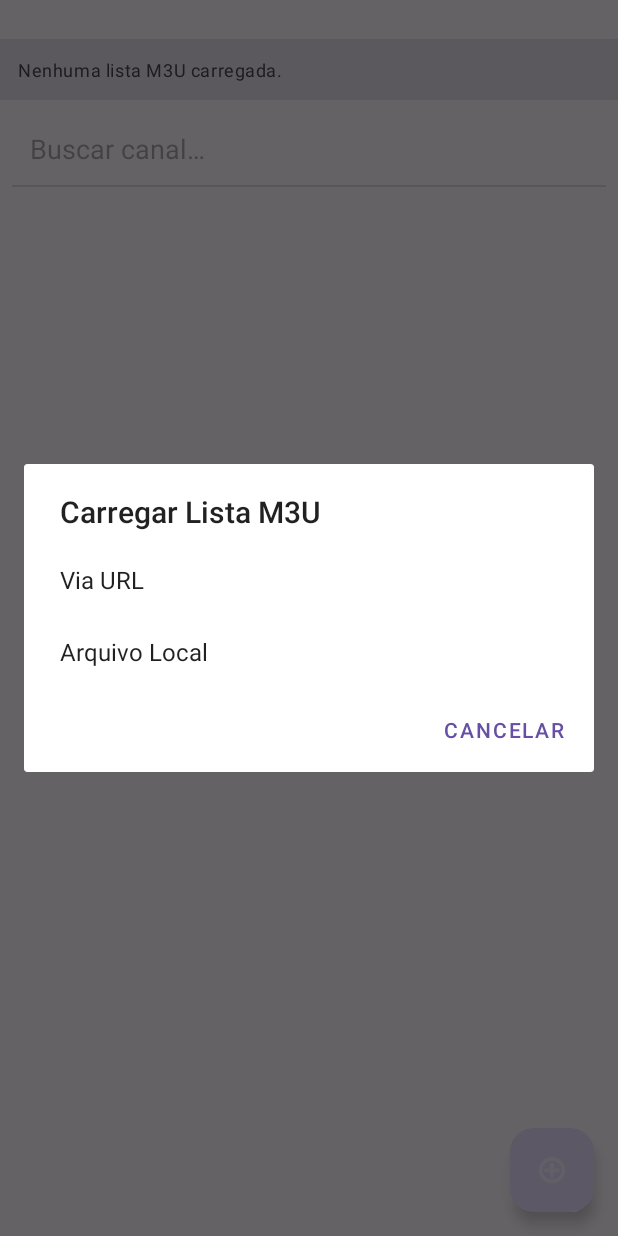
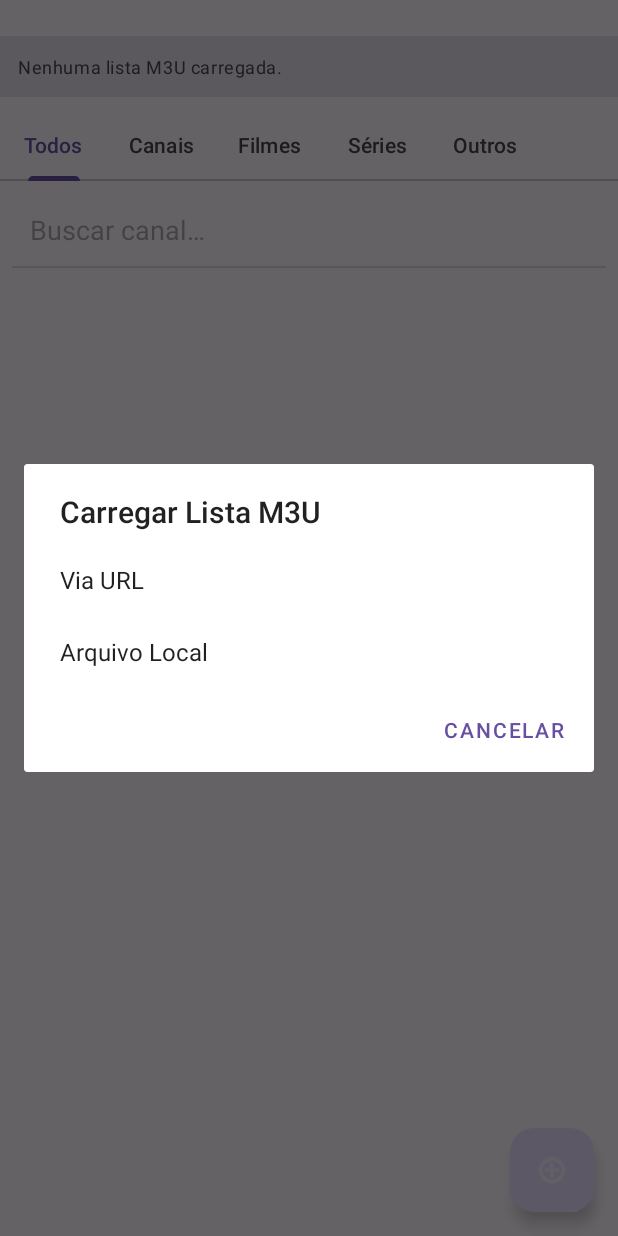
Before and after one commit to admjorgeluiz/TVPlayer, an Android app: the screen it shows after launch (MainActivity), after a tap on "Carregar nova lista M3U", on a phone screen of 412 x 824 dp. Run offline under Robolectric (Android 15) with nearby library versions, the phone set to English and light mode, and no system bars; our stand-ins replace AdMob; pictures from the network do not load.

Commit message:
Atualizações e melhoria Main

```diff
--- a/app/src/main/java/com/jorgenascimento/tvplayer/ui/main/MainActivity.kt
+++ b/app/src/main/java/com/jorgenascimento/tvplayer/ui/main/MainActivity.kt
@@ -14,6 +14,7 @@ import androidx.appcompat.app.AppCompatActivity
 import androidx.core.widget.addTextChangedListener
 import androidx.lifecycle.lifecycleScope
 import androidx.recyclerview.widget.LinearLayoutManager
+import com.google.android.material.tabs.TabLayout
 import com.jorgenascimento.tvplayer.R
 import com.jorgenascimento.tvplayer.data.model.M3UItem
 import com.jorgenascimento.tvplayer.data.parser.M3UParser
@@ -31,12 +32,37 @@ import java.net.HttpURLConnection
 import java.net.SocketTimeoutException
 import java.net.URL
 
+// Definições de Categoria (podem ficar fora da classe se preferir)
+enum class ChannelCategory {
+    ALL, CHANNELS, MOVIES, SERIES, OTHERS
+}
+
+fun getChannelCategoryFromString(groupTitle: String?): ChannelCategory {
+    val titleLower = groupTitle?.trim()?.lowercase() ?: return ChannelCategory.OTHERS
+    // Prioridade para termos mais específicos para evitar classificações erradas
+    if (titleLower.startsWith("séries") || titleLower.startsWith("series") || titleLower.startsWith("tv shows")) {
+        return ChannelCategory.SERIES
+    }
+    if (titleLower.startsWith("filmes") || titleLower.startsWith("movies") || titleLower.startsWith("films")) {
+        return ChannelCategory.MOVIES
+    }
+    if (titleLower.startsWith("canais") || titleLower.startsWith("channels") ||
+        titleLower.startsWith("tv") || titleLower.startsWith("live") || titleLower.startsWith("ao vivo")) {
+        return ChannelCategory.CHANNELS
+    }
+    // Adicione mais palavras-chave ou lógicas se necessário
+    return ChannelCategory.OTHERS
+}
+
+
 class MainActivity : AppCompatActivity() {
 
     private lateinit var binding: ActivityMainBinding
     private lateinit var channelAdapter: ChannelAdapter
 
     private var fullChannelList: List<M3UItem> = emptyList()
+    private var listFilteredByCategory: List<M3UItem> = emptyList()
+    private var currentSelectedCategory: ChannelCategory = ChannelCategory.ALL
 
     companion object {
         private const val PREFS_NAME = "tvplayer_prefs"
@@ -50,10 +76,7 @@ class MainActivity : AppCompatActivity() {
     private val filePickerLauncher = registerForActivityResult(ActivityResultContracts.GetContent()) { uri: Uri? ->
         uri?.let { selectedUri ->
             try {
-                contentResolver.takePersistableUriPermission(
-                    selectedUri,
-                    Intent.FLAG_GRANT_READ_URI_PERMISSION
-                )
+                contentResolver.takePersistableUriPermission(selectedUri, Intent.FLAG_GRANT_READ_URI_PERMISSION)
             } catch (e: SecurityException) {
                 Log.w(TAG, "Falha ao persistir permissão para URI: $selectedUri", e)
             }
@@ -71,6 +94,7 @@ class MainActivity : AppCompatActivity() {
         binding.adViewMain.loadAd(AdRequest.Builder().build())
 
         setupRecyclerView()
+        setupTabLayout()
         setupSearch()
         setupFab()
 
@@ -87,38 +111,69 @@ class MainActivity : AppCompatActivity() {
         binding.recyclerViewChannels.apply {
             layoutManager = LinearLayoutManager(this@MainActivity)
             adapter = channelAdapter
-            itemAnimator = null
+            itemAnimator = null // Mantido para melhor performance com grandes listas/filtros
         }
+    }
+
+    private fun setupTabLayout() {
+        binding.tabLayoutCategories.addTab(binding.tabLayoutCategories.newTab().setText(getString(R.string.category_all)).setTag(ChannelCategory.ALL))
+        binding.tabLayoutCategories.addTab(binding.tabLayoutCategories.newTab().setText(getString(R.string.category_channels)).setTag(ChannelCategory.CHANNELS))
+        binding.tabLayoutCategories.addTab(binding.tabLayoutCategories.newTab().setText(getString(R.string.category_movies)).setTag(ChannelCategory.MOVIES))
+        binding.tabLayoutCategories.addTab(binding.tabLayoutCategories.newTab().setText(getString(R.string.category_series)).setTag(ChannelCategory.SERIES))
+        binding.tabLayoutCategories.addTab(binding.tabLayoutCategories.newTab().setText(getString(R.string.category_others)).setTag(ChannelCategory.OTHERS))
+
+        binding.tabLayoutCategories.addOnTabSelectedListener(object : TabLayout.OnTabSelectedListener {
+            override fun onTabSelected(tab: TabLayout.Tab?) {
+                currentSelectedCategory = tab?.tag as? ChannelCategory ?: ChannelCategory.ALL
+                Log.d(TAG, "Categoria selecionada: $currentSelectedCategory")
+                updateChannelListForCategory()
+            }
+            override fun onTabUnselected(tab: TabLayout.Tab?) {}
+            override fun onTabReselected(tab: TabLayout.Tab?) {
+                if (tab?.tag == currentSelectedCategory) {
+                    updateChannelListForCategory()
+                }
+            }
+        })
+    }
+
+    private fun updateChannelListForCategory() {
+        // Log.d(TAG, "Atualizando lista para categoria: $currentSelectedCategory. Total de canais na lista completa: ${fullChannelList.size}")
+        listFilteredByCategory = if (currentSelectedCategory == ChannelCategory.ALL) {
+            fullChannelList
+        } else {
+            fullChannelList.filter { getChannelCategoryFromString(it.groupTitle) == currentSelectedCategory }
+        }
+        // Log.d(TAG, "Número de itens após filtro de categoria: ${listFilteredByCategory.size}")
+        applyTextSearchFilter()
     }
 
     private fun setupSearch() {
         binding.edtSearch.addTextChangedListener { editable ->
-            val query = editable?.toString()?.trim()?.lowercase() ?: ""
-            // Log.d(TAG, "--- INÍCIO DA BUSCA ---")
-            // Log.d(TAG, "Query de busca digitada: '$query'")
-            // Log.d(TAG, "ListAdapter currentList size ANTES de submit: ${channelAdapter.currentList.size}")
+            applyTextSearchFilter()
+        }
+    }
 
-            if (query.isEmpty()) {
-                channelAdapter.submitList(fullChannelList)
-            } else {
-                val filteredList = fullChannelList.filter { item ->
-                    val itemNameLower = item.name.lowercase()
-                    val groupTitleLower = item.groupTitle?.lowercase()
-                    val nameMatches = itemNameLower.contains(query)
-                    val groupMatches = groupTitleLower?.contains(query) == true
-                    nameMatches || groupMatches
-                }
-                channelAdapter.submitList(null) // Força limpeza
-                channelAdapter.submitList(filteredList) // Submete a nova lista filtrada
+    private fun applyTextSearchFilter() {
+        val query = binding.edtSearch.text.toString().trim().lowercase()
+        // Log.d(TAG, "Aplicando filtro de texto: '$query' na lista de categoria de tamanho ${listFilteredByCategory.size}")
+
+        val listToSubmit: List<M3UItem> = if (query.isEmpty()) {
+            listFilteredByCategory
+        } else {
+            listFilteredByCategory.filter { item ->
+                item.name.lowercase().contains(query)
             }
+        }
 
-            binding.recyclerViewChannels.post {
-                // Log.d(TAG, "ListAdapter currentList size (dentro do post): ${channelAdapter.currentList.size}")
-                if (channelAdapter.currentList.isNotEmpty()) {
-                    binding.recyclerViewChannels.scrollToPosition(0)
-                }
+        // Log.d(TAG, "Submetendo ${listToSubmit.size} itens ao adapter.")
+        channelAdapter.submitList(null)
+        channelAdapter.submitList(ArrayList(listToSubmit)) // Envia uma nova cópia da lista
+
+        if (listToSubmit.isNotEmpty()) {
+            binding.recyclerViewChannels.post { // Garante que o scroll aconteça após a UI ser atualizada
+                binding.recyclerViewChannels.scrollToPosition(0)
             }
-            // Log.d(TAG, "--- FIM DA BUSCA ---")
         }
     }
 
@@ -136,8 +191,9 @@ class MainActivity : AppCompatActivity() {
             loadM3UFromSource(savedUrl, savedName)
         } else {
             binding.tvCurrentListInfo.text = getString(R.string.nenhuma_lista_selecionada)
-            channelAdapter.submitList(emptyList())
-            fullChannelList = emptyList()
+            // Garante que a lista (vazia) seja processada pelas categorias ao iniciar
+            fullChannelList = emptyList() // Garante que fullChannelList esteja vazia
+            updateChannelListForCategory()
         }
     }
 
@@ -181,24 +237,23 @@ class MainActivity : AppCompatActivity() {
 
     private fun loadM3UFromSource(sourceUrlOrUri: String, listName: String) {
         binding.progressBarLoading.visibility = View.VISIBLE
-        channelAdapter.submitList(null) // Limpa a lista atual enquanto carrega uma nova
-        fullChannelList = emptyList()   // Limpa a lista de referência também
+        channelAdapter.submitList(null)
+        fullChannelList = emptyList()
 
         lifecycleScope.launch {
             try {
-                // SR_CORRECTION: Fazer o parse diretamente do stream sem ler para uma String gigante
                 val parsedList: List<M3UItem> = withContext(Dispatchers.IO) {
                     openStreamReader(sourceUrlOrUri).use { reader ->
-                        M3UParser.parseStream(reader) // Parse direto do BufferedReader
+                        M3UParser.parseStream(reader)
                     }
                 }
-                // SR_CORRECTION: Chamar uma função para processar a lista de M3UItems parseada
-                processParsedM3UList(parsedList, listName, sourceUrlOrUri)
-                saveListConfig(listName, sourceUrlOrUri)
-
+                withContext(Dispatchers.Main) { // Garante que as atualizações de UI ocorram na thread principal
+                    processParsedM3UList(parsedList, listName, sourceUrlOrUri)
+                    saveListConfig(listName, sourceUrlOrUri)
+                }
             } catch (e: SocketTimeoutException) {
                 Log.e(TAG, "Timeout ao carregar M3U de: $sourceUrlOrUri", e)
-                withContext(Dispatchers.Main) { // Garante que a UI é atualizada na thread principal
+                withContext(Dispatchers.Main) {
                     Toast.makeText(this@MainActivity, getString(R.string.toast_timeout_baixar_lista), Toast.LENGTH_LONG).show()
                     handleLoadError()
                 }
@@ -208,7 +263,7 @@ class MainActivity : AppCompatActivity() {
                     Toast.makeText(this@MainActivity, getString(R.string.toast_erro_generico_carregar_lista), Toast.LENGTH_LONG).show()
                     handleLoadError()
                 }
-            } catch (e: Exception) { // Incluindo OutOfMemoryError se o parser ainda consumir muito, mas improvável aqui
+            } catch (e: Exception) {
                 Log.e(TAG, "Erro geral ao carregar M3U de: $sourceUrlOrUri", e)
                 withContext(Dispatchers.Main) {
                     Toast.makeText(this@MainActivity, getString(R.string.toast_erro_carregar_lista, e.localizedMessage ?: "Desconhecido"), Toast.LENGTH_LONG).show()
@@ -246,28 +301,43 @@ class MainActivity : AppCompatActivity() {
         }
     }
 
-    // SR_CORRECTION: Função renomeada e modificada para aceitar List<M3UItem>
     private fun processParsedM3UList(parsedList: List<M3UItem>, listName: String, sourceIdentifier: String) {
-        Log.d(TAG, "Iniciando processParsedM3UList para lista: '$listName'")
-        fullChannelList = parsedList // Atualiza a lista de referência
-        Log.d(TAG, "Parser retornou ${fullChannelList.size} canais.")
-        if (fullChannelList.isNotEmpty()) {
-            Log.d(TAG, "Exemplo do primeiro canal parseado: Nome='${fullChannelList.first().name}', Grupo='${fullChannelList.first().groupTitle}', Logo='${fullChannelList.first().logo}'")
+        // Log.d(TAG, "Iniciando processParsedM3UList para lista: '$listName'")
+        fullChannelList = parsedList
+        // Log.d(TAG, "M3UParser retornou ${fullChannelList.size} canais.")
+        // if (fullChannelList.isNotEmpty()) {
+        //      Log.d(TAG, "Exemplo do primeiro canal parseado: Nome='${fullChannelList.first().name}', Grupo='${fullChannelList.first().groupTitle}', Logo='${fullChannelList.first().logo}'")
+        // }
+
+        updateListInfoUI(listName, sourceIdentifier)
+
+        // Força a reavaliação da categoria atual com a nova fullChannelList
+        // Se as abas já estiverem configuradas, selecionar a aba padrão irá acionar updateChannelListForCategory
+        // Se for a primeira carga, ou se a aba selecionada for inválida, seleciona a primeira aba ("Todos")
+        val currentTabPosition = binding.tabLayoutCategories.selectedTabPosition
+        if (currentTabPosition != -1 && currentTabPosition < binding.tabLayoutCategories.tabCount) {
+            // A aba já está selecionada, apenas atualize a lista para ela
+            updateChannelListForCategory()
+        } else if (binding.tabLayoutCategories.tabCount > 0) {
+            binding.tabLayoutCategories.getTabAt(0)?.select() // Isso vai acionar onTabSelected e, por sua vez, updateChannelListForCategory
+        } else {
+            // Caso de emergência se não houver abas (não deveria acontecer)
+            channelAdapter.submitList(fullChannelList)
         }
 
-        channelAdapter.submitList(fullChannelList) // Submete a lista parseada ao adapter
-        updateListInfoUI(listName, sourceIdentifier)
 
-        if (fullChannelList.isEmpty()) {
-            Toast.makeText(this, "Lista '$listName' carregada, mas está vazia ou o formato é inválido.", Toast.LENGTH_LONG).show()
+        if (fullChannelList.isEmpty() && sourceIdentifier.startsWith("http")) {
+            Toast.makeText(this, "Lista '$listName' carregada, mas nenhum canal válido foi encontrado ou o formato é inválido.", Toast.LENGTH_LONG).show()
+        } else if (fullChannelList.isEmpty()) {
+            Toast.makeText(this, "Lista '$listName' carregada está vazia.", Toast.LENGTH_SHORT).show()
         } else {
             Toast.makeText(this, "Lista '$listName' carregada com ${fullChannelList.size} canais.", Toast.LENGTH_SHORT).show()
         }
     }
 
     private fun handleLoadError() {
-        channelAdapter.submitList(emptyList())
         fullChannelList = emptyList()
+        updateChannelListForCategory() // Garante que a lista vazia seja refletida na categoria atual
         binding.tvCurrentListInfo.text = getString(R.string.nenhuma_lista_selecionada)
     }
 
--- a/app/src/main/res/layout/activity_main.xml
+++ b/app/src/main/res/layout/activity_main.xml
@@ -11,7 +11,7 @@
         android:id="@+id/tvCurrentListInfo"
         android:layout_width="0dp"
         android:layout_height="wrap_content"
-        android:layout_marginTop="26dp"
+        android:layout_marginTop="24dp"
         android:background="?attr/colorSurfaceVariant"
         android:padding="12dp"
         android:textAppearance="?attr/textAppearanceCaption"
@@ -20,6 +20,16 @@
         app:layout_constraintStart_toStartOf="parent"
         app:layout_constraintTop_toTopOf="parent"
         tools:text="Lista: Meus Canais VIP\nURL: http://lista.com/vip.m3u" />
+
+    <com.google.android.material.tabs.TabLayout
+        android:id="@+id/tabLayoutCategories"
+        android:layout_width="0dp"
+        android:layout_height="wrap_content"
+        app:tabMode="scrollable" app:tabGravity="fill"
+        app:layout_constraintTop_toBottomOf="@id/tvCurrentListInfo"
+        app:layout_constraintStart_toStartOf="parent"
+        app:layout_constraintEnd_toEndOf="parent"
+        android:layout_marginTop="8dp"/>
 
     <EditText
         android:id="@+id/edtSearch"
@@ -30,11 +40,9 @@
         android:layout_marginStart="8dp"
         android:layout_marginEnd="8dp"
         android:layout_marginTop="8dp"
-        android:background="@android:color/transparent"
-        android:inputType="text"
+        android:background="@android:color/transparent" android:inputType="text"
         android:maxLines="1"
-        app:layout_constraintTop_toBottomOf="@id/tvCurrentListInfo"
-        app:layout_constraintStart_toStartOf="parent"
+        app:layout_constraintTop_toBottomOf="@id/tabLayoutCategories" app:layout_constraintStart_toStartOf="parent"
         app:layout_constraintEnd_toEndOf="parent"/>
 
     <View
@@ -68,16 +76,14 @@
         android:layout_width="wrap_content"
         android:layout_height="wrap_content"
         android:src="@android:drawable/ic_menu_add"
-        app:tint="@color/fab_icon_tint"
-        android:contentDescription="@string/fab_content_description_load_m3u"
+        app:tint="@color/fab_icon_tint" android:contentDescription="@string/fab_content_description_load_m3u"
         app:layout_constraintEnd_toEndOf="parent"
         app:layout_constraintBottom_toTopOf="@id/adViewMain"
         android:layout_margin="16dp"/>
 
     <ProgressBar
         android:id="@+id/progressBarLoading"
-        style="?android:attr/progressBarStyle"
-        android:visibility="gone"
+        style="?android:attr/progressBarStyle" android:visibility="gone"
         android:layout_width="wrap_content"
         android:layout_height="wrap_content"
         app:layout_constraintTop_toTopOf="parent"
@@ -91,8 +97,7 @@
         android:layout_width="0dp"
         android:layout_height="wrap_content"
         app:adSize="BANNER"
-        app:adUnitId="@string/ad_unit_banner"
-        app:layout_constraintBottom_toBottomOf="parent"
+        app:adUnitId="@string/ad_unit_banner" app:layout_constraintBottom_toBottomOf="parent"
         app:layout_constraintStart_toStartOf="parent"
         app:layout_constraintEnd_toEndOf="parent"/>
 
--- a/app/src/main/res/values/strings.xml
+++ b/app/src/main/res/values/strings.xml
@@ -42,4 +42,10 @@
 
     <string name="ad_unit_banner">ca-app-pub-2298650638489458/3122875797</string>
 
+    <string name="category_all">Todos</string>
+    <string name="category_channels">Canais</string>
+    <string name="category_movies">Filmes</string>
+    <string name="category_series">Séries</string>
+    <string name="category_others">Outros</string>
+
 </resources>
```
Also changed, not shown: 1 other file.
